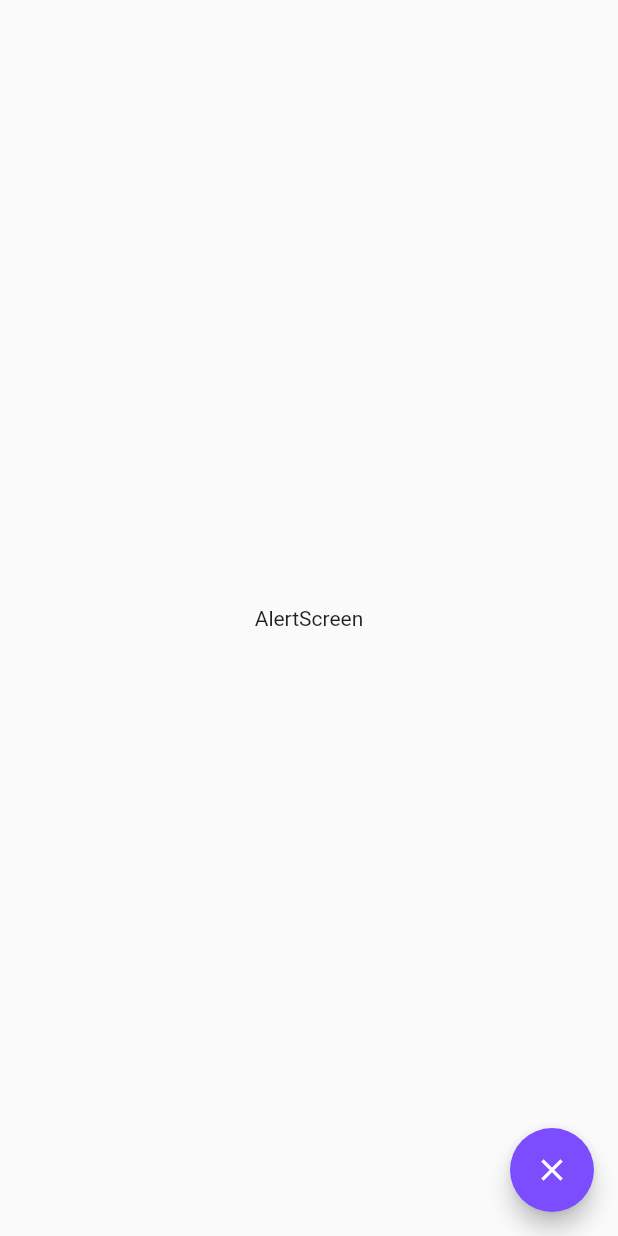
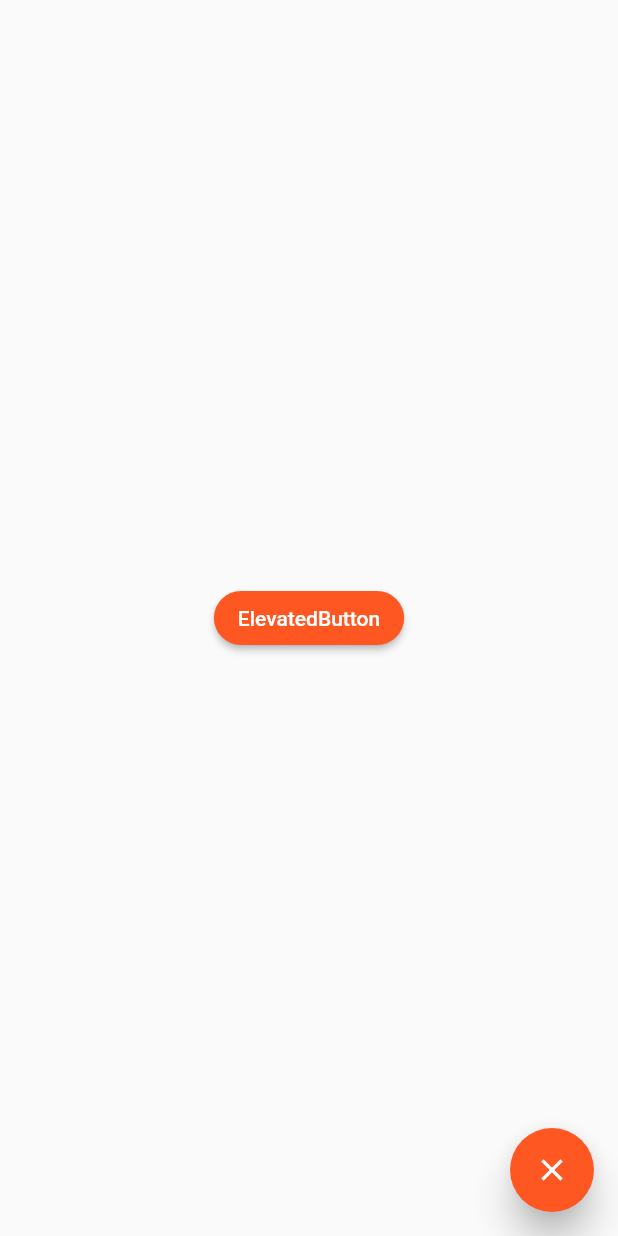
Before and after one commit to BrandoAngulo/Flutter, a Flutter app: the AlertScreen screen opened by its route, on a phone screen of 412 x 824 dp. Run offline on Flutter 3.47's test engine with Material 2 defaults, Android fonts, the phone set to English and light mode, and no system bars; our stand-ins replace font_awesome_flutter.

Commit message:
añadido boton retroceder de la pagina de alerts con el widget navigator.pop y tambien se añadio un elevatedButton para agregarle alertas

```diff
--- a/project_app_1/lib/screens/alert_screen.dart
+++ b/project_app_1/lib/screens/alert_screen.dart
@@ -6,15 +6,18 @@ class AlertScreen extends StatelessWidget {
   @override
   Widget build(BuildContext context) {
     return Scaffold(
-      body: const Center(
-        child: Text('AlertScreen'),
+      body: Center(
+        child: ElevatedButton(
+          child: const Text('ElevatedButton'),
+          //Realizando alertas en este boton de presionar
+          onPressed: () {},
+        ),
       ),
       floatingActionButton: FloatingActionButton(
-        child: const Icon(Icons.close),
-        onPressed: (){},
-        backgroundColor: Colors.deepPurpleAccent,
-        ),
-
+          child: const Icon(Icons.close),
+          onPressed: () {
+            Navigator.pop(context);
+          }),
     );
   }
 }
--- a/project_app_1/lib/theme/app_theme.dart
+++ b/project_app_1/lib/theme/app_theme.dart
@@ -12,19 +12,31 @@ class AppTheme {
 
       //Style para todos los botones de la app
       textButtonTheme: TextButtonThemeData(
-          style: TextButton.styleFrom(foregroundColor: primary)));
+          style: TextButton.styleFrom(foregroundColor: primary)),
 
+      //floattingActionBotton
+      floatingActionButtonTheme: const FloatingActionButtonThemeData(
+          backgroundColor: primary, elevation: 10, splashColor: Colors.black12),
+
+      //elevatedButton
+      elevatedButtonTheme: ElevatedButtonThemeData(
+          style: ElevatedButton.styleFrom(
+        backgroundColor: primary,
+        shape: const StadiumBorder(),
+      )));
+
+//Dark Theme
   static final darkTheme = ThemeData.dark().copyWith(
     //color primario
     primaryColor: Colors.deepOrange,
     //tema del appBar
     appBarTheme: const AppBarTheme(color: primary, elevation: 0),
     //background del scaffold
-    scaffoldBackgroundColor: Colors.black,
-  );
-
-  //floattingActionBotton
-  static const botontheme = FloatingActionButtonThemeData(
-backgroundColor: primary
+      scaffoldBackgroundColor: Colors.black,
+      //floattingActionBotton
+      floatingActionButtonTheme: const FloatingActionButtonThemeData(
+          backgroundColor: Colors.amber,
+          elevation: 10,
+          splashColor: Colors.black12)
   );
 }
```
Also changed, not shown: 2 other files.
